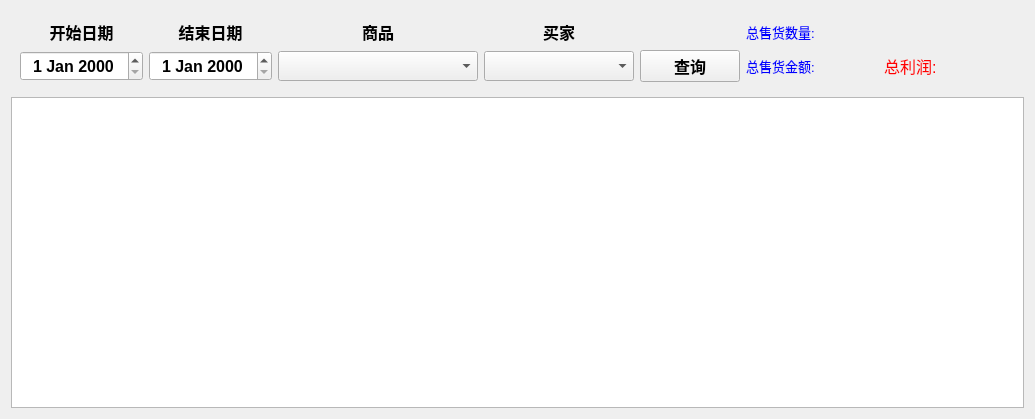
Above: ui/shipping_record.ui from XHApplet/GoodsBook before the change. Below: the same form after it.
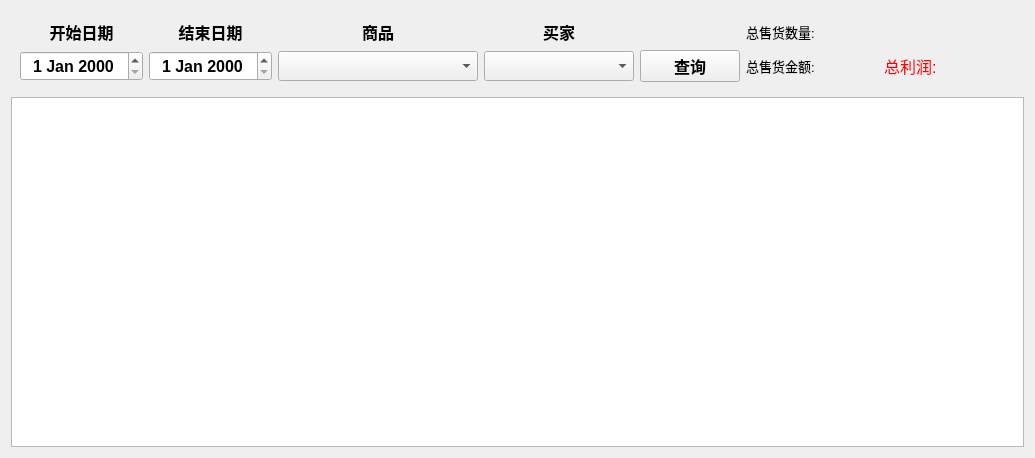
That is the form after the change. Custom widgets are drawn as their Qt base class.

```diff
--- a/ui/shipping_record.ui
+++ b/ui/shipping_record.ui
@@ -7,7 +7,7 @@
     <x>0</x>
     <y>0</y>
     <width>1035</width>
-    <height>419</height>
+    <height>458</height>
    </rect>
   </property>
   <property name="windowTitle">
@@ -191,7 +191,7 @@
          </font>
         </property>
         <property name="styleSheet">
-         <string notr="true">color:rgb(0, 0, 255)</string>
+         <string notr="true"/>
         </property>
         <property name="text">
          <string>总售货金额:</string>
@@ -221,7 +221,7 @@
          </font>
         </property>
         <property name="styleSheet">
-         <string notr="true">color:rgb(0, 0, 255)</string>
+         <string notr="true"/>
         </property>
         <property name="text">
          <string>总售货数量:</string>
```
